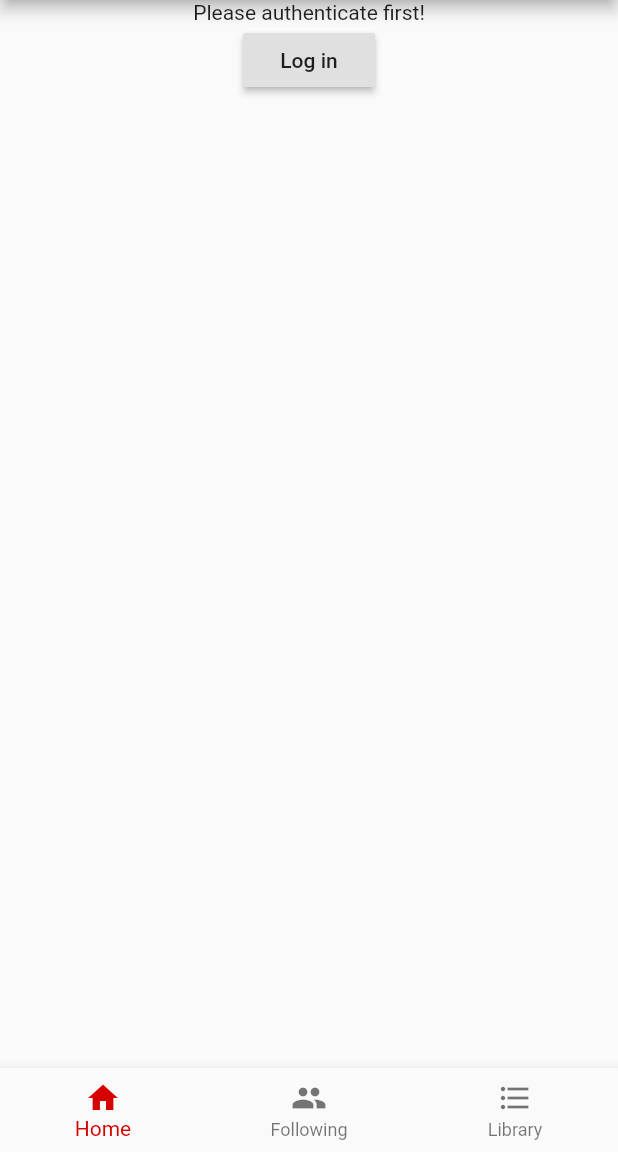
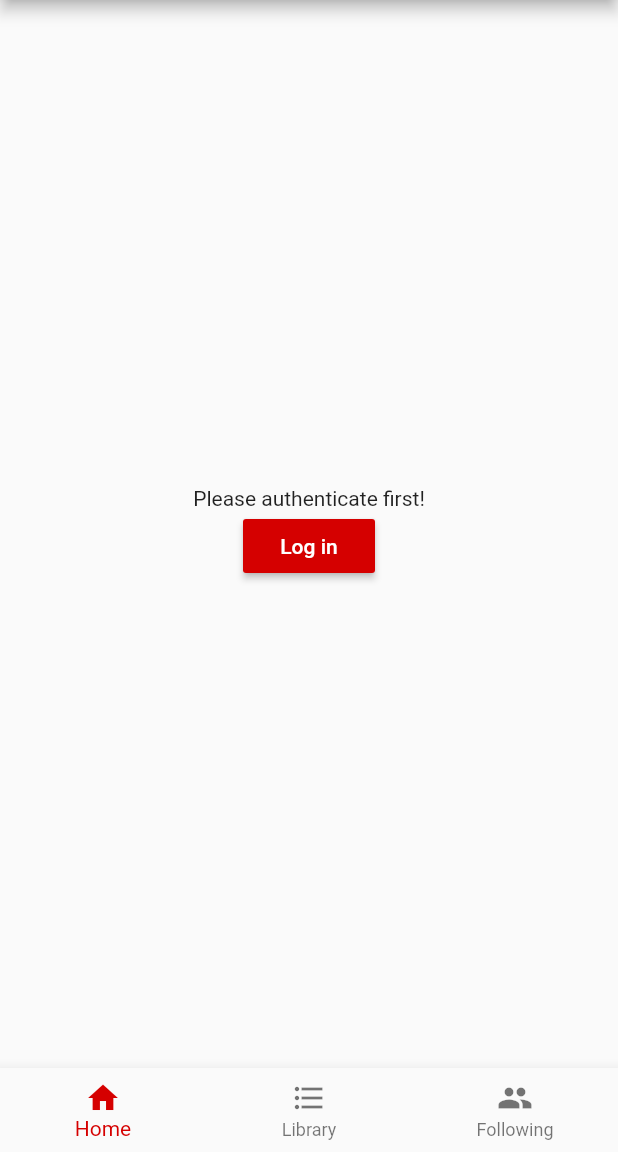
Before and after one commit to daanvissers/lastfm-browser, a Flutter app: the screen it shows after launch, on a phone screen of 412 x 824 dp, the part 84-1236 px from its top. Run offline on Flutter 3.47's test engine with Material 2 defaults, Android fonts, the phone set to English and light mode, and no system bars; missing offline and left inert: flutter_web_auth.

Commit message:
Change Library and Following tabs around

```diff
--- a/lib/home_widget.dart
+++ b/lib/home_widget.dart
@@ -16,9 +16,14 @@ class HomeWidgetState extends State<HomeWidget> {
   Widget build(BuildContext context) {
     return Container(
         child: new Column(
+      mainAxisAlignment: MainAxisAlignment.center,
       children: <Widget>[
         new Text(_text),
-        new RaisedButton(child: Text("Log in"), onPressed: _requestToken),
+        new RaisedButton(
+            color: Color.fromRGBO(213, 0, 0, 1),
+            textColor: Colors.white,
+            child: Text("Log in"),
+            onPressed: _requestToken),
       ],
     ));
   }
--- a/lib/homepage.dart
+++ b/lib/homepage.dart
@@ -31,13 +31,13 @@ class _HomePageState extends State<HomePage> {
           padding: EdgeInsets.zero,
           children: <Widget>[
             DrawerHeader(
-              child: Text('Drawer Header'),
+              // child: Text('Drawer Header'),
               decoration: BoxDecoration(
                 color: Colors.red,
               ),
             ),
             ListTile(
-              title: Text('Item 1'),
+              title: Text('Trending'),
               onTap: () {
                 Navigator.pop(context);
                 //Navigator.of(context).push(MaterialPageRoute(
@@ -45,7 +45,7 @@ class _HomePageState extends State<HomePage> {
               },
             ),
             ListTile(
-              title: Text('Item 2'),
+              title: Text('Settings'),
               onTap: () {
                 // Update the state of the app
                 // ...
@@ -64,12 +64,12 @@ class _HomePageState extends State<HomePage> {
             title: Text('Home'),
           ),
           BottomNavigationBarItem(
+            icon: Icon(Icons.format_list_bulleted),
+            title: Text('Library'),
+          ),
+          BottomNavigationBarItem(
             icon: Icon(Icons.people),
             title: Text('Following'),
-          ),
-          BottomNavigationBarItem(
-            icon: Icon(Icons.format_list_bulleted),
-            title: Text('Library'),
           ),
         ],
         currentIndex: _selectedIndex,
@@ -84,8 +84,8 @@ class _HomePageState extends State<HomePage> {
 
   final List<Widget> _widgetOptions = <Widget>[
     HomeWidget(),
+    LibraryWidget(),
     FollowingWidget(),
-    LibraryWidget(),
   ];
 
   void _onItemTapped(int index) {
```
